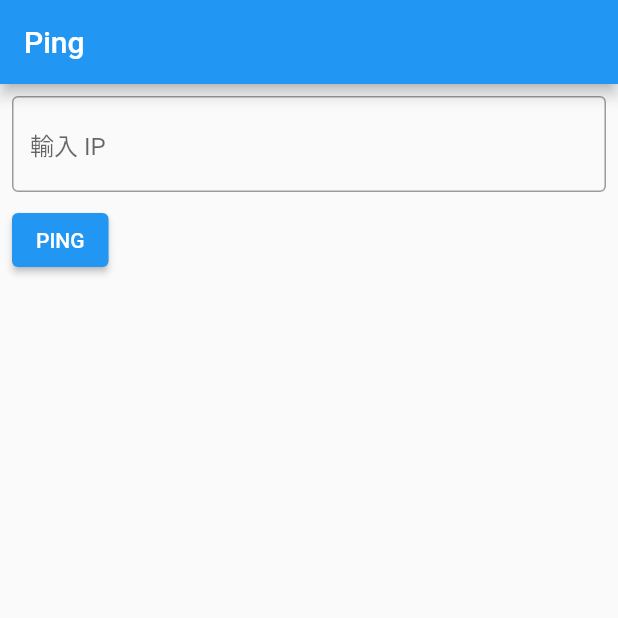
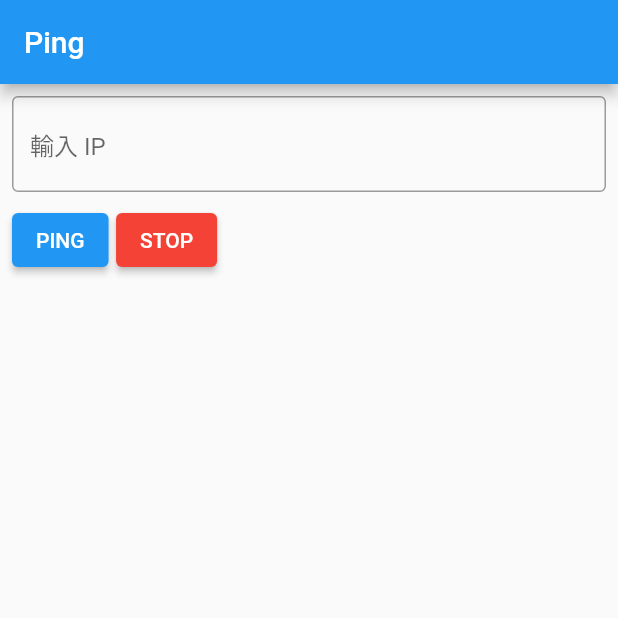
Before and after one commit to 50ta2012/flutter-ping, a Flutter app: the screen it shows after launch, after a tap on "PING", on a phone screen of 412 x 824 dp, the top half of it. Run offline on Flutter 3.47's test engine with Material 2 defaults, Android fonts, the phone set to English and light mode, and no system bars; missing offline and left inert: dart_ping.

Commit message:
ping 開始和結束功能

```diff
--- a/lib/main.dart
+++ b/lib/main.dart
@@ -20,22 +20,43 @@ class MyApp extends StatelessWidget {
         appBar: AppBar(
           title: const Text(appTitle),
         ),
-        body: MyCustomForm(),
+        body: const MyCustomForm(),
       ),
     );
   }
 }
 
-class MyCustomForm extends StatelessWidget {
-  // const MyCustomForm({super.key});
+class MyCustomForm extends StatefulWidget {
+  const MyCustomForm({super.key});
 
-  TextEditingController inputValueController = TextEditingController();
+  @override
+  _MyCustomFormState createState() => _MyCustomFormState();
+}
+
+class _MyCustomFormState extends State<MyCustomForm> {
+  final inputValueController = TextEditingController();
+  var myResult = "";
+
+  var ping = Ping("");
+
+  void setMyResult(String result) {
+    setState(() {
+      myResult = result;
+    });
+  }
 
   void pingIp(String ip) async {
-    var ping = Ping(ip, count: 5);
-    var result = await ping.stream.first;
-    // pingResult = result.toString();
-    print(result);
+    ping = Ping(ip, interval: 1);
+    var result = "";
+
+    ping.stream.listen((event) {
+      result += '${event.toString()}\n';
+      setMyResult(result.toString());
+    });
+  }
+
+  void stopPing() async {
+    await ping.stop();
   }
 
   @override
@@ -55,13 +76,22 @@ class MyCustomForm extends StatelessWidget {
         ),
         Padding(
             padding: const EdgeInsets.symmetric(horizontal: 8, vertical: 0),
-            child: ElevatedButton(
-              onPressed: () => {pingIp(inputValueController.text)},
-              child: const Text('PING'),
+            child: Row(
+              children: [
+                ElevatedButton(
+                    onPressed: () => {pingIp(inputValueController.text)},
+                    child: const Text('PING')),
+                const SizedBox(width: 5),
+                ElevatedButton(
+                  onPressed: () => {stopPing()},
+                  style: ElevatedButton.styleFrom(primary: Colors.red),
+                  child: const Text('STOP'),
+                ),
+              ],
             )),
         Padding(
-          padding: const EdgeInsets.symmetric(horizontal: 8, vertical: 0),
-          child: Text(""),
+          padding: const EdgeInsets.symmetric(horizontal: 8, vertical: 8),
+          child: Text(myResult),
         ),
       ],
     );
```
